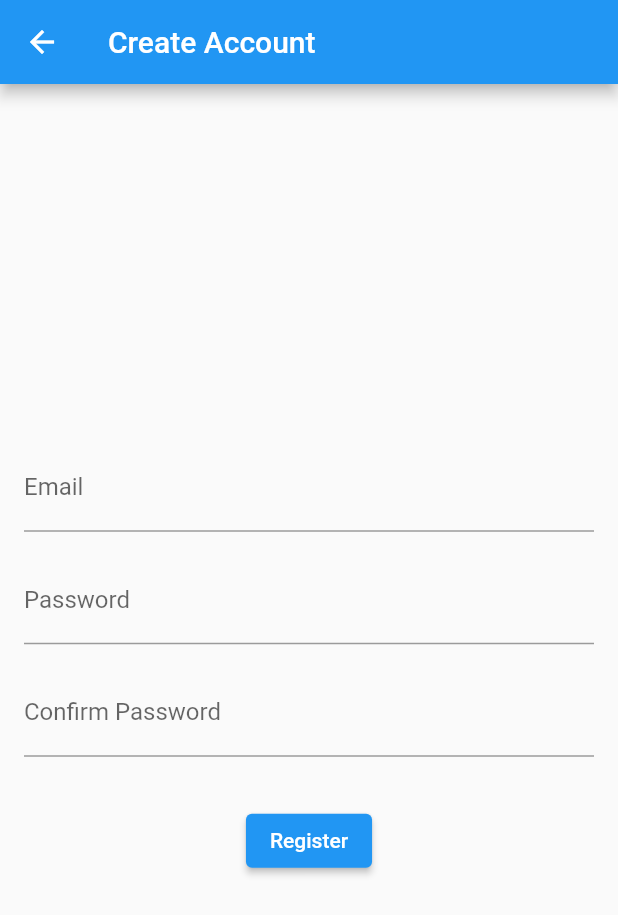
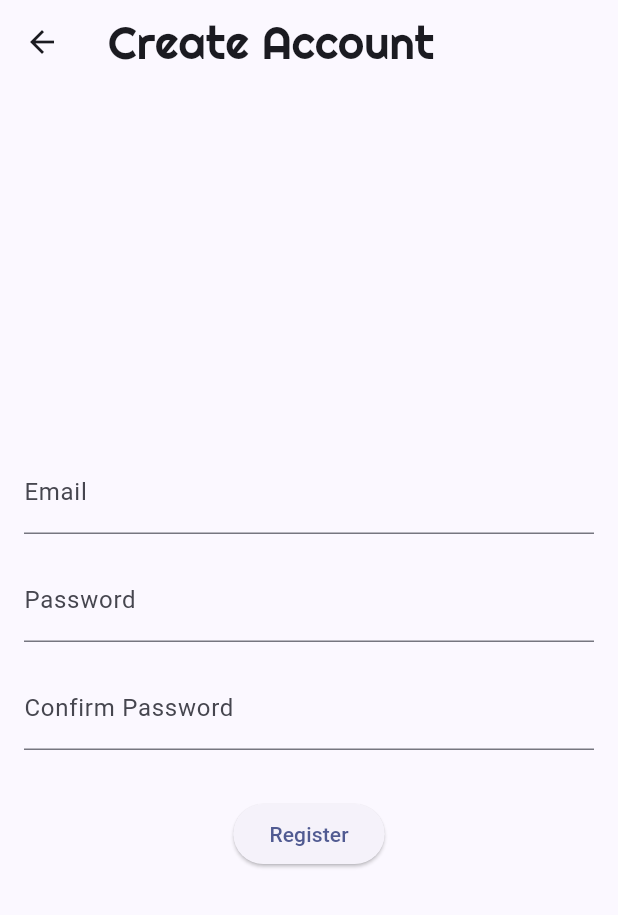
Before and after one commit to CMPE133-Group-Project/student_stash, a Flutter app: the screen it shows after launch, after a tap on "Create Account", on a phone screen of 412 x 824 dp. Shown: the top 915 px of the screen. Run offline on Flutter 3.47's test engine with Material 2 defaults, Android fonts, the phone set to English and light mode, and no system bars; our stand-ins replace google_fonts.

Commit message:
Created item listing. Image files do not work / need to be updated to URL input.

```diff
--- a/lib/appbar.dart
+++ b/lib/appbar.dart
@@ -8,7 +8,7 @@ PreferredSizeWidget myAppBar() {
 
     actions: <Widget>[
       Padding(
-        padding: EdgeInsets.only(right: 20.0),
+        padding: const EdgeInsets.only(right: 20.0),
         child: GestureDetector(
           onTap: () {},
           child: const Icon(
--- /dev/null
+++ b/lib/item.dart
@@ -0,0 +1,11 @@
+import 'package:student_stash/user.dart';
+
+class Item {
+  final User seller;
+  final String title;
+  final double price;
+  final String imgLocation;
+  final String desc;
+
+  Item(this.seller, this.title, this.price, this.imgLocation, this.desc);
+}
--- /dev/null
+++ b/lib/item_format.dart
@@ -0,0 +1,99 @@
+import 'package:flutter/material.dart';
+
+Container item(String title, double price, String name, double rating, String imgLocation) {
+  return Container(
+    //width: MediaQuery.of(context).size.width * 0.45,
+    decoration: BoxDecoration(
+      //color: Colors.indigo,
+      boxShadow: const [
+        BoxShadow(
+          blurRadius: 4,
+          color: Color(0x3600000F),
+          offset: Offset(0, 2),
+        )
+      ],
+      borderRadius: BorderRadius.circular(8),
+    ),
+    child: Padding(
+      padding: const EdgeInsetsDirectional.fromSTEB(0, 0, 0, 12),
+      child: Column(
+        mainAxisSize: MainAxisSize.max,
+        children: [
+          Row(
+            mainAxisSize: MainAxisSize.max,
+            children: [
+              Expanded(
+                child: ClipRRect(
+                  borderRadius: const BorderRadius.only(
+                    bottomLeft: Radius.circular(0),
+                    bottomRight: Radius.circular(0),
+                    topLeft: Radius.circular(8),
+                    topRight: Radius.circular(8),
+                  ),
+                  child: Image(
+                    image: AssetImage(imgLocation),
+                    width: 100,
+                    height: 113,
+                    fit: BoxFit.cover,
+                  ),
+                ),
+              ),
+            ],
+          ),
+          Padding(
+            padding: const EdgeInsetsDirectional.fromSTEB(0, 4, 0, 0),
+            child: Row(
+              mainAxisSize: MainAxisSize.max,
+              children: [
+                Padding(
+                  padding: const EdgeInsetsDirectional.fromSTEB(10, 4, 0, 0),
+                  child: Text(
+                    title,
+                    //style: AppTheme.of(context).bodyText1,
+                  ),
+                ),
+                const Spacer(),
+                Padding(
+                  padding: const EdgeInsetsDirectional.fromSTEB(0, 4, 10, 0),
+                  child: Text(
+                    '\$$price',
+                    //style: AppTheme.of(context).bodyText1,
+                  ),
+                ),
+              ],
+            ),
+          ),
+          Padding(
+            padding: const EdgeInsetsDirectional.fromSTEB(0, 2, 0, 0),
+            child: Row(
+              mainAxisSize: MainAxisSize.max,
+              children: [
+                Padding(
+                  padding: const EdgeInsetsDirectional.fromSTEB(10, 0, 0, 0),
+                  child: Text(
+                    name,
+                    style: const TextStyle(
+                      color: Colors.blueGrey,
+                    ),
+                    //style: AppTheme.of(context).bodyText2,
+                  ),
+                ),
+                const Spacer(),
+                Padding(
+                  padding: const EdgeInsetsDirectional.fromSTEB(0, 0, 10, 0),
+                  child: Text(
+                    '$rating★',
+                    style: const TextStyle(
+                      color: Colors.blueGrey,
+                    ),
+                    //style: AppTheme.of(context).bodyText2,
+                  ),
+                ),
+              ],
+            ),
+          ),
+        ],
+      ),
+    ),
+  );
+}
--- a/lib/login.dart
+++ b/lib/login.dart
@@ -27,13 +27,15 @@ class _LoginPageState extends State<LoginPage> {
           children: [
             const Center(
               child: Text(
-                'Student', // First line
+                'STUDENT STASH', // First line
                 style: TextStyle(
-                  fontSize: 64.0, // Increase the font size
+                  fontSize: 45.0, // Increase the font size
                   fontWeight: FontWeight.bold, // Make it bold
+                  color: Colors.white,
                 ),
               ),
             ),
+            /*
             const Center(
               child: Text(
                 'Stash', // Second line
@@ -43,6 +45,7 @@ class _LoginPageState extends State<LoginPage> {
                 ),
               ),
             ),
+            */
             const SizedBox(height: 16.0),
             TextField(
               controller: emailController,
@@ -71,7 +74,7 @@ class _LoginPageState extends State<LoginPage> {
                 // Otherwise, show an error message
               },
               style: ElevatedButton.styleFrom(
-                primary: Colors.black,
+                primary: Colors.white,
                 textStyle: const TextStyle(color: Colors.white),
                 padding: const EdgeInsets.symmetric(horizontal: 20, vertical: 12),
               ),
@@ -85,7 +88,7 @@ class _LoginPageState extends State<LoginPage> {
                 ));
               },
               style: ElevatedButton.styleFrom(
-                primary: Colors.black,
+                primary: Colors.white,
                 textStyle: const TextStyle(color: Colors.white),
                 padding: const EdgeInsets.symmetric(horizontal: 20, vertical: 12),
               ),
--- a/lib/main.dart
+++ b/lib/main.dart
@@ -1,4 +1,5 @@
 import 'package:flutter/material.dart';
+import 'package:google_fonts/google_fonts.dart';
 
 // Pages
 import 'login.dart';
@@ -24,6 +25,30 @@ class MyApp extends StatelessWidget {
       routes: {
         '/login': (context) => LoginPage(),
       },
+      theme: ThemeData(
+        useMaterial3: true,
+
+        // Define the default brightness and colors.
+        colorScheme: ColorScheme.fromSeed(
+          seedColor: Colors.indigo,
+          // ···
+          brightness: Brightness.light,
+        ),
+
+        // Define the default `TextTheme`. Use this to specify the default
+        // text styling for headlines, titles, bodies of text, and more.
+        textTheme: TextTheme(
+          displayLarge: const TextStyle(
+            fontSize: 72,
+            fontWeight: FontWeight.bold,
+          ),
+          titleLarge: GoogleFonts.righteous(
+            fontSize: 30,
+          ),
+          bodyMedium: GoogleFonts.righteous(),
+          displaySmall: GoogleFonts.righteous(),
+        ),
+      ),
     );
   }
 }
--- a/lib/shop.dart
+++ b/lib/shop.dart
@@ -1,20 +1,25 @@
 import 'package:flutter/material.dart';
+
+// Widgets
+import 'item_format.dart';
 
 class Shop extends StatelessWidget {
   const Shop({Key? key}) : super(key: key);
 
   @override
   Widget build(BuildContext context) {
-    return Container(
-      child: const Center(
-        child: Text(
-          "Shop Page",
-          style: TextStyle(
-            fontSize: 45,
-            fontWeight: FontWeight.w500,
-          ),
-        ),
-      ),
+    return GridView.count(
+      primary: false,
+      padding: const EdgeInsets.all(20),
+      crossAxisSpacing: 20,
+      mainAxisSpacing: 20,
+      crossAxisCount: 2,
+      children: <Widget>[
+        item("Paper Clip", 90.36, "Jane S.", 2.3, "assets/images/paperclip.jpg"),
+        item("Paper Clip", 90.35, "Jayce L.", 5.0, "assets/images/paperclip.jpg"),
+        item("Paper Clip", 0.01, "Charlie R.", 0.2, "assets/images/paperclip.jpg"),
+        item("Paper Clip", 16.01, "Benjamin G.", -864.9, "assets/images/paperclip.jpg"),
+      ],
     );
   }
 }
--- /dev/null
+++ b/lib/user.dart
@@ -0,0 +1,11 @@
+import 'item.dart';
+
+class User {
+  final String first;
+  final String last;
+  final String email;
+  final String encryptedPass;
+  final double rating = 5.0;
+
+  User(this.first, this.last, this.email, this.encryptedPass);
+}
--- a/pubspec.yaml
+++ b/pubspec.yaml
@@ -35,6 +35,7 @@ dependencies:
   # The following adds the Cupertino Icons font to your application.
   # Use with the CupertinoIcons class for iOS style icons.
   cupertino_icons: ^1.0.2
+  google_fonts: ^6.1.0
 
 dev_dependencies:
   flutter_test:
@@ -60,7 +61,7 @@ flutter:
 
   # To add assets to your application, add an assets section, like this:
   assets:
-    - assets/images/
+    - images/
 
   # An image asset can refer to one or more resolution-specific "variants", see
   # https://flutter.dev/assets-and-images/#resolution-aware
```
Also changed, not shown: pubspec.lock, 1 other file.
